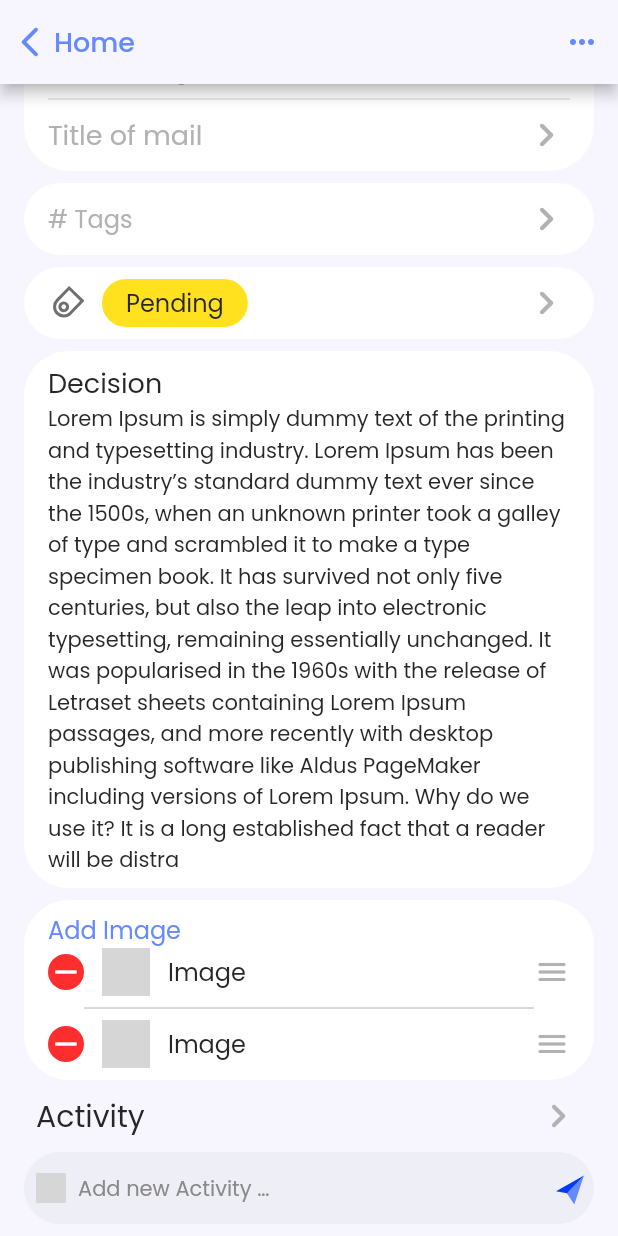
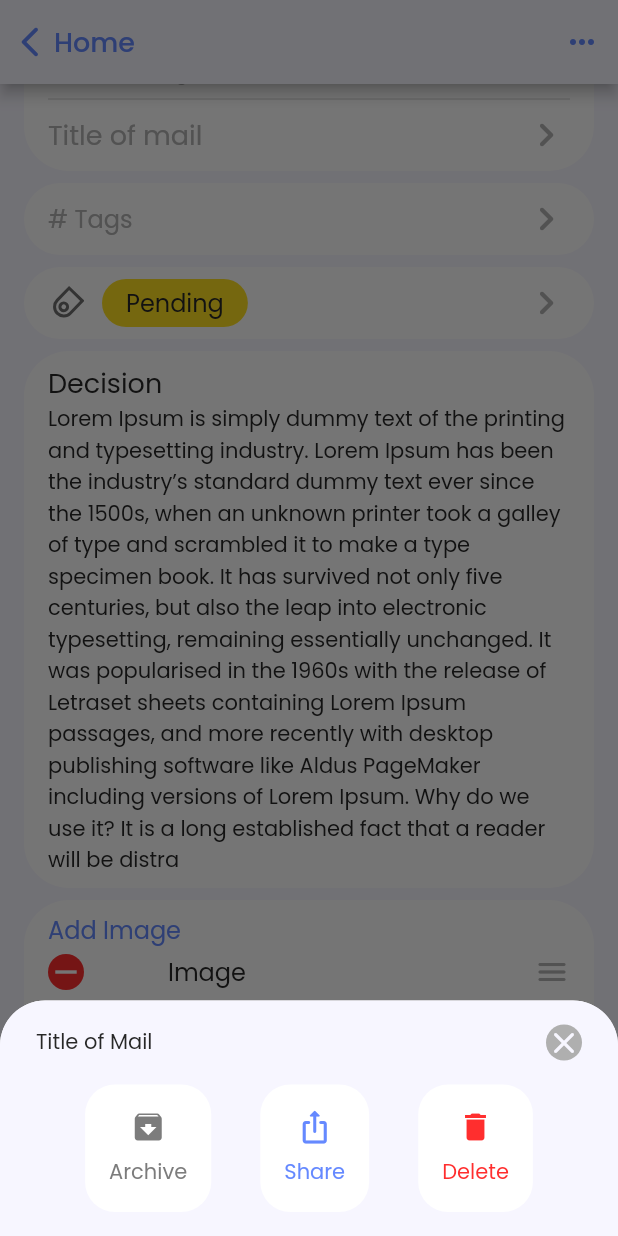
Before and after one commit to ranakh2001/Complaints-Mail-App-palmail-, a Flutter app: the MailDetailsScreen screen opened by its route, scrolled down 56 dp, after a tap on the "keyboard control" icon, on a phone screen of 412 x 824 dp. Run offline on Flutter 3.47's test engine with Material 2 defaults, Android fonts, the phone set to English and light mode, and no system bars; our stand-ins replace flutter_svg, google_fonts; network calls fail; grey boxes are pictures that could not be loaded.

Commit message:
more screen

```diff
--- a/lib/constants.dart
+++ b/lib/constants.dart
@@ -24,3 +24,4 @@ Color kdividerColor = const Color(0xffD0D0D0);
 Color kdescriptionColor = const Color(0xff898989);
 Color kremoveColor = const Color(0xffFF2E2E);
 Color ktextFieldFillColor = const Color(0xffEEEEF6);
+Color kcloseBackground = const Color(0xffAFAFAF);
--- a/lib/home/mail_details_screen.dart
+++ b/lib/home/mail_details_screen.dart
@@ -1,4 +1,5 @@
 import 'package:finalproject/constants.dart';
+import 'package:finalproject/home/more_edits_sheet.dart';
 import 'package:finalproject/widgets/my_appBar.dart';
 import 'package:finalproject/widgets/my_expand_listTile.dart';
 import 'package:flutter/material.dart';
@@ -26,7 +27,13 @@ class MailDetailsScreen extends StatelessWidget {
                   title: 'Home',
                   actions: [
                     IconButton(
-                        onPressed: () {},
+                        onPressed: () {
+                          showModalBottomSheet(
+                            shape:const RoundedRectangleBorder(borderRadius: BorderRadius.vertical(top: Radius.circular(30))),
+                              context: context,
+
+                              builder: (context) => const MoreEditsSheet());
+                        },
                         icon: Icon(
                           Icons.more_horiz_rounded,
                           color: kinProgressStatus,
--- /dev/null
+++ b/lib/home/more_edits_sheet.dart
@@ -0,0 +1,69 @@
+import 'package:flutter/material.dart';
+
+import '../constants.dart';
+import '../widgets/button_container.dart';
+
+class MoreEditsSheet extends StatelessWidget {
+  const MoreEditsSheet({super.key});
+
+  @override
+  Widget build(BuildContext context) {
+    return Container(
+      padding: const EdgeInsets.symmetric(horizontal: 24, vertical: 16),
+      decoration: BoxDecoration(
+          borderRadius: const BorderRadius.vertical(top: Radius.circular(30)),
+          color: kscaffoldBackgroundColor),
+      child: Column(
+        mainAxisSize: MainAxisSize.min,
+        children: [
+          Row(
+            children: [
+              Text(
+                "Title of Mail",
+                style: TextStyle(color: ktitleBlack, fontSize: 14),
+              ),
+              const Spacer(),
+              GestureDetector(
+                onTap: () => Navigator.pop(context),
+                child: Container(
+                  decoration: BoxDecoration(
+                      shape: BoxShape.circle, color: kcloseBackground),
+                  child: Icon(
+                    Icons.close_rounded,
+                    color: kscaffoldBackgroundColor,
+                  ),
+                ),
+              )
+            ],
+          ),
+          const SizedBox(
+            height: 16,
+          ),
+          Row(
+            mainAxisAlignment: MainAxisAlignment.spaceEvenly,
+            children: [
+              ButtonContainer(
+                icon: Icons.archive,
+                iconColor: ktagColor,
+                onTap: () {},
+                title: 'Archive',
+              ),
+              ButtonContainer(
+                icon: Icons.ios_share_rounded,
+                iconColor: kinProgressStatus,
+                onTap: () {},
+                title: 'Share',
+              ),
+              ButtonContainer(
+                icon: Icons.delete,
+                iconColor: kremoveColor,
+                onTap: () {},
+                title: 'Delete',
+              ),
+            ],
+          )
+        ],
+      ),
+    );
+  }
+}
--- /dev/null
+++ b/lib/widgets/button_container.dart
@@ -0,0 +1,36 @@
+import 'package:flutter/material.dart';
+
+class ButtonContainer extends StatelessWidget {
+  final IconData icon;
+  final Color iconColor;
+  final String title;
+  final Function() onTap;
+  const ButtonContainer({super.key, required this.icon, required this.iconColor, required this.title, required this.onTap});
+
+  @override
+  Widget build(BuildContext context) {
+    return GestureDetector(
+      onTap: onTap,
+      child: Container(
+        padding: const EdgeInsets.symmetric(horizontal: 16, vertical: 16),
+        decoration: BoxDecoration(
+            color: Colors.white, borderRadius: BorderRadius.circular(20)),
+        child: Column(
+          children: [
+            Icon(
+              icon,
+              color: iconColor,
+            ),
+            const SizedBox(
+              height: 8,
+            ),
+            Text(
+              title,
+              style: TextStyle(color: iconColor,fontSize: 14),
+            )
+          ],
+        ),
+      ),
+    );
+  }
+}
```
